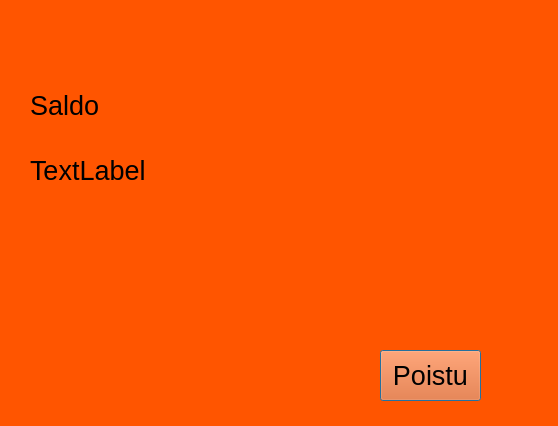
First picture: the form in frontend/saldo.ui, repository 22kmo-project/group_8, before the edit.
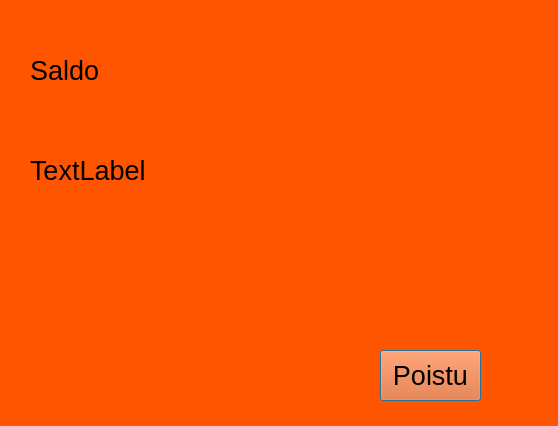
Second picture: the form after the edit.

Commit message: saldo-ikkunan ulkoasua vielä päivitetty

What changed in the file:
```diff
--- a/frontend/saldo.ui
+++ b/frontend/saldo.ui
@@ -56,9 +56,9 @@
    <property name="geometry">
     <rect>
      <x>30</x>
-     <y>80</y>
+     <y>50</y>
      <width>101</width>
-     <height>51</height>
+     <height>41</height>
     </rect>
    </property>
    <property name="font">
```
The commit also changes 2 other files.
